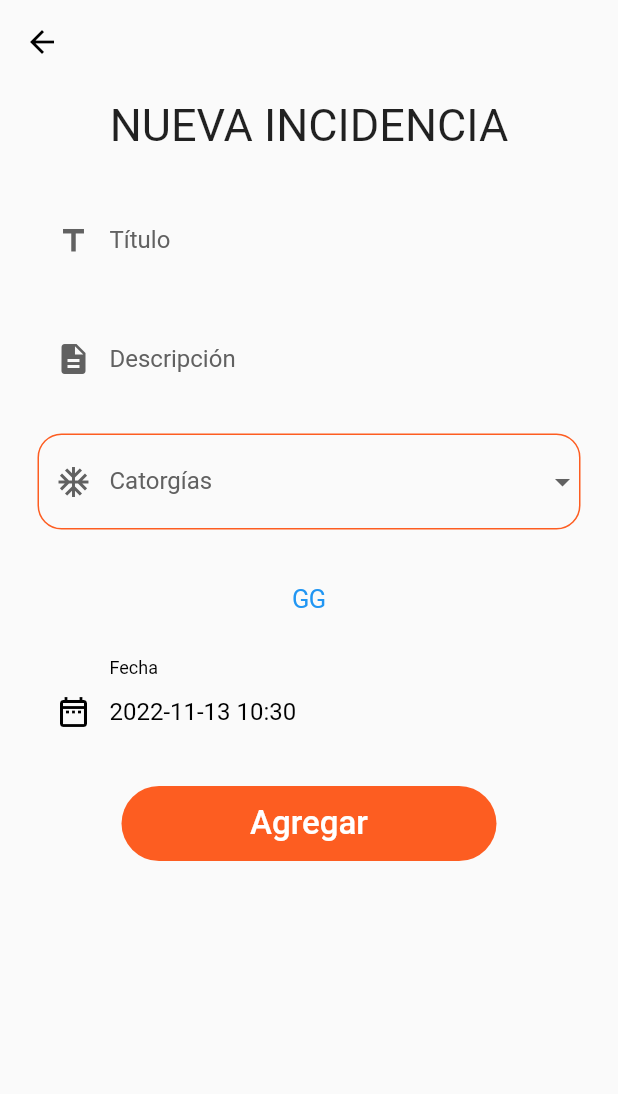
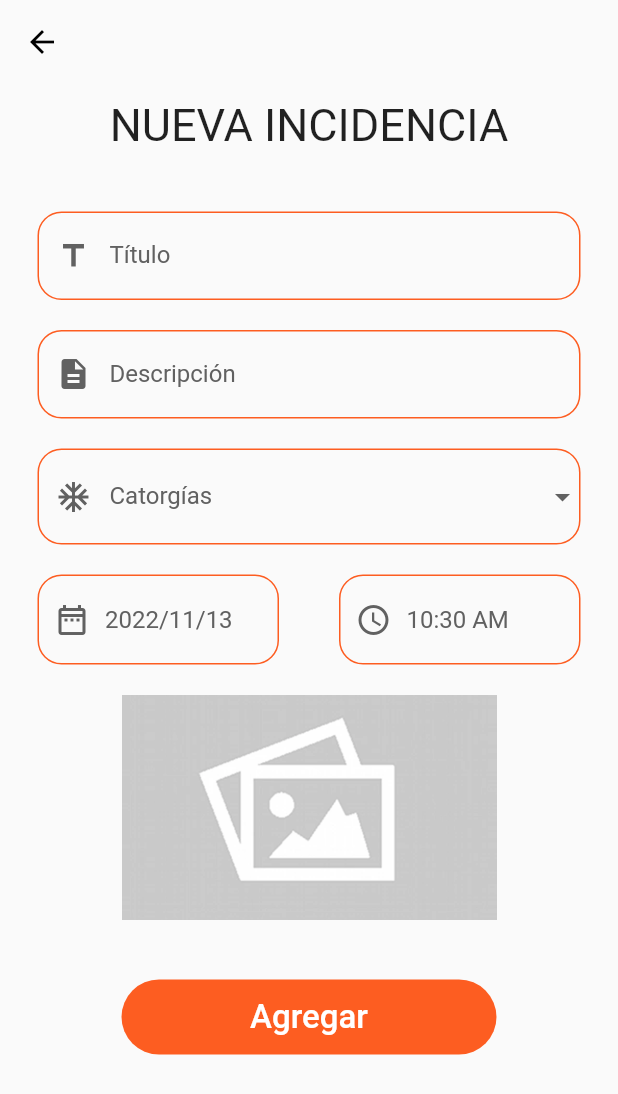
Before and after one commit to Bruno191927/owlGuardianApp, a Flutter app: the IncidencePage screen opened by its route, on a phone screen of 412 x 824 dp. Shown: the top 1094 px of the screen. Run offline on Flutter 3.47's test engine with Material 2 defaults, Android fonts, the phone set to English and light mode, and no system bars; our stand-ins replace after_layout, dio, flutter_cache_manager, flutter_secure_storage, geolocator, google_maps_flutter and 2 more; accounts and stored records are empty.

Commit message:
feat: IncidencePage
Se agregó los campos de fecha, de hora y de imagen

```diff
--- a/lib/presentation/core/shared_widgets/custom_datetimebutton_widget.dart
+++ b/lib/presentation/core/shared_widgets/custom_datetimebutton_widget.dart
@@ -1,72 +1,33 @@
 import 'package:flutter/material.dart';
 import 'package:hackathon_app/presentation/core/colors/app_colors.dart';
 
-class CustomDateTimeButton extends StatefulWidget {
-  final double margin;
-  final TextEditingController? controller;
-  final String? initialValue;
+class CustomDateTimeButton extends StatelessWidget {
+  final IconData icon;
   final String text;
   final VoidCallback? onTap;
   const CustomDateTimeButton(
-      {Key? key,
-      this.margin = 15.0,
-      this.controller,
-      this.initialValue,
-      this.text = "",
-      this.onTap})
+      {Key? key, this.icon = Icons.circle, this.text = "Fecha", this.onTap})
       : super(key: key);
 
   @override
-  State<CustomDateTimeButton> createState() => _CustomDateTimeButtonState();
+  Widget build(BuildContext context) {
+    return ClipRRect(
+        borderRadius: BorderRadius.circular(16.0),
+        child: InkWell(
+            child: Ink(
+                padding: const EdgeInsets.all(10.0),
+                decoration: BoxDecoration(
+                    border: Border.all(color: AppColors.orange),
+                    borderRadius: BorderRadius.circular(16.0)),
+                width: 120.0,
+                height: 60.0,
+                child: Row(children: [
+                  Icon(icon, color: AppColors.grey),
+                  const SizedBox(width: 10.0),
+                  Text(text,
+                      style: TextStyle(color: AppColors.grey, fontSize: 16.0))
+                ])),
+            onTap: onTap,
+            splashColor: AppColors.orange.withOpacity(0.3)));
+  }
 }
-
-class _CustomDateTimeButtonState extends State<CustomDateTimeButton> {
-  DateTime _datetime = DateTime.now();
-
-  @override
-  Widget build(BuildContext context) {
-    return Container(
-        margin: EdgeInsets.symmetric(horizontal: widget.margin),
-        child: TextFormField(
-          controller: widget.controller,
-          initialValue: widget.initialValue,
-          decoration: InputDecoration(
-            labelText: widget.text,
-            labelStyle: TextStyle(color: AppColors.grey),
-            prefixIcon: Icon(Icons.date_range_outlined, color: AppColors.grey),
-            errorBorder: OutlineInputBorder(
-                borderSide: BorderSide(color: AppColors.red),
-                borderRadius: BorderRadius.circular(16.0)),
-            focusedBorder: OutlineInputBorder(
-                borderSide: BorderSide(color: AppColors.orange),
-                borderRadius: BorderRadius.circular(16.0)),
-            enabledBorder: OutlineInputBorder(
-                borderSide: BorderSide(color: AppColors.orange),
-                borderRadius: BorderRadius.circular(16.0)),
-          ),
-          keyboardType: TextInputType.none,
-          style: TextStyle(color: AppColors.black),
-          onTap: widget.onTap,
-        ));
-  }
-
-  Future pickDateTime() async {
-    DateTime? date = await pickDate();
-    if (date == null) return;
-    // TimeOfDay? time = await pickTime();
-    // if (time == null) return;
-    // return DateTime(date.year, date.month, date.day, time.hour, time.minute);
-    return DateTime(date.year, date.month, date.day);
-    // setState(() => _datetime = dateTime);
-  }
-
-  Future<DateTime?> pickDate() => showDatePicker(
-      context: context,
-      initialDate: _datetime,
-      firstDate: DateTime(1900),
-      lastDate: DateTime(2100));
-
-  Future<TimeOfDay?> pickTime() => showTimePicker(
-      context: context,
-      initialTime: TimeOfDay(hour: _datetime.hour, minute: _datetime.minute));
-}
--- a/lib/presentation/core/shared_widgets/custom_elevatedbutton_widget.dart
+++ b/lib/presentation/core/shared_widgets/custom_elevatedbutton_widget.dart
@@ -1,5 +1,4 @@
 import 'package:flutter/material.dart';
-import 'package:hackathon_app/presentation/core/colors/app_colors.dart';
 
 class CustomElevatedButton extends StatelessWidget {
   final double width;
--- a/lib/presentation/core/shared_widgets/custom_textfieldform_widget.dart
+++ b/lib/presentation/core/shared_widgets/custom_textfieldform_widget.dart
@@ -13,6 +13,7 @@ class CustomTextFieldForm extends StatefulWidget {
   final Color textColor;
   final Color textFormColor;
   final Color borderColor;
+  final Color enabledBorderColor;
   final VoidCallback? onTap;
   final String? initialValue;
   const CustomTextFieldForm({
@@ -27,6 +28,7 @@ class CustomTextFieldForm extends StatefulWidget {
     this.textColor = Colors.white,
     this.textFormColor = Colors.white70,
     this.borderColor = Colors.cyanAccent,
+    this.enabledBorderColor = Colors.transparent,
     this.onTap,
     this.initialValue,
   }) : super(key: key);
@@ -36,7 +38,6 @@ class CustomTextFieldForm extends StatefulWidget {
 }
 
 class _CustomTextFieldFormState extends State<CustomTextFieldForm> {
-  DateTime _datetime = DateTime.now();
   bool _isPressed = true;
 
   @override
@@ -44,9 +45,7 @@ class _CustomTextFieldFormState extends State<CustomTextFieldForm> {
       margin: EdgeInsets.symmetric(horizontal: widget.margin),
       child: TextFormField(
         controller: widget.controller,
-        initialValue: widget.inputType.index == 4
-            ? "${_datetime.year}-${_datetime.month}-${_datetime.day} ${_datetime.hour}:${_datetime.minute}"
-            : widget.initialValue,
+        initialValue: widget.initialValue,
         decoration: InputDecoration(
             labelText: widget.text,
             labelStyle: TextStyle(color: widget.textFormColor),
@@ -72,13 +71,12 @@ class _CustomTextFieldFormState extends State<CustomTextFieldForm> {
                 borderSide: BorderSide(color: AppColors.red),
                 borderRadius: BorderRadius.circular(16.0)),
             enabledBorder: OutlineInputBorder(
-                borderSide: BorderSide(color: AppColors.transparent))),
-        keyboardType:
-            widget.inputType.index == 4 ? TextInputType.none : widget.inputType,
+                borderSide: BorderSide(color: widget.enabledBorderColor),
+                borderRadius: BorderRadius.circular(16.0))),
+        keyboardType: widget.inputType,
         style: TextStyle(color: widget.textColor),
         obscureText: widget.obscureText ? _isPressed : false,
-        onTap: () async =>
-            widget.inputType.index == 4 ? await pickDateTime() : widget.onTap,
+        onTap: () => widget.onTap,
         validator: (value) => _errorSelection(widget.inputType.index, value!),
       ));
 
@@ -91,24 +89,4 @@ class _CustomTextFieldFormState extends State<CustomTextFieldForm> {
     }
     if (input == 8) return MyValidators.validateFullName(text);
   }
-
-  Future pickDateTime() async {
-    DateTime? date = await pickDate();
-    if (date == null) return;
-    TimeOfDay? time = await pickTime();
-    if (time == null) return;
-    final dateTime =
-        DateTime(date.year, date.month, date.day, time.hour, time.minute);
-    setState(() => _datetime = dateTime);
-  }
-
-  Future<DateTime?> pickDate() => showDatePicker(
-      context: context,
-      initialDate: _datetime,
-      firstDate: DateTime(1900),
-      lastDate: DateTime(2100));
-
-  Future<TimeOfDay?> pickTime() => showTimePicker(
-      context: context,
-      initialTime: TimeOfDay(hour: _datetime.hour, minute: _datetime.minute));
 }
--- a/lib/presentation/views/pages/home/home_controller.dart
+++ b/lib/presentation/views/pages/home/home_controller.dart
@@ -4,7 +4,6 @@ import 'package:flutter/material.dart';
 import 'package:flutter/widgets.dart' show ChangeNotifier, Offset;
 import 'package:geolocator/geolocator.dart';
 import 'package:google_maps_flutter/google_maps_flutter.dart';
-import 'package:hackathon_app/presentation/core/colors/app_colors.dart';
 import 'package:hackathon_app/presentation/core/routes/image_to_bytes.dart';
 import 'package:hackathon_app/presentation/core/shared_widgets/modal_bottom_sheet_widget.dart';
 import 'package:hackathon_app/presentation/core/styles/map/map_styles.dart';
--- a/lib/presentation/views/pages/incidence/incidence_page.dart
+++ b/lib/presentation/views/pages/incidence/incidence_page.dart
@@ -1,4 +1,5 @@
-import 'package:flutter/cupertino.dart';
+import 'dart:io';
+
 import 'package:flutter/material.dart';
 import 'package:hackathon_app/presentation/core/colors/app_colors.dart';
 import 'package:hackathon_app/presentation/core/shared_widgets/custom_datetimebutton_widget.dart';
@@ -17,7 +18,9 @@ class IncidencePage extends StatefulWidget {
 
 class _IncidencePageState extends State<IncidencePage> {
   final IncidenceController _incidenceController = IncidenceController();
-  late DateTime _datetime;
+  File? _imageUrl;
+  late DateTime _currentDate;
+  late TimeOfDay _currentTime;
   final _categoryItems = [
     'Denuncia pública',
     'Disturbios',
@@ -29,12 +32,14 @@ class _IncidencePageState extends State<IncidencePage> {
   void initState() {
     super.initState();
     _incidenceController.init(context: context);
-    _datetime = DateTime.now();
+    _currentDate = DateTime.now();
+    _currentTime = TimeOfDay.now();
   }
 
   @override
   Widget build(BuildContext context) {
-    return Scaffold(
+    return WillPopScope(
+      child: Scaffold(
         appBar: AppBar(
             leading: BackButton(color: AppColors.black),
             elevation: 0,
@@ -46,17 +51,16 @@ class _IncidencePageState extends State<IncidencePage> {
               physics: const BouncingScrollPhysics(),
               child: Column(
                 children: [
-                const Text(
-                  "NUEVA INCIDENCIA",
-                  style: TextStyle(fontSize: 30.0),
-                ),
-                const SizedBox(height: 30.0),
+                  const Text("NUEVA INCIDENCIA",
+                      style: TextStyle(fontSize: 30.0)),
+                  const SizedBox(height: 40.0),
                   CustomTextFieldForm(
                     text: "Título",
                     icon: Icons.title_outlined,
                     textColor: AppColors.black,
                     textFormColor: AppColors.grey,
                     borderColor: AppColors.orange,
+                    enabledBorderColor: AppColors.orange,
                   ),
                   const SizedBox(height: 20.0),
                   CustomTextFieldForm(
@@ -65,43 +69,57 @@ class _IncidencePageState extends State<IncidencePage> {
                     textColor: AppColors.black,
                     textFormColor: AppColors.grey,
                     borderColor: AppColors.orange,
+                    enabledBorderColor: AppColors.orange,
                   ),
                   const SizedBox(height: 20.0),
                   CustomDropDownButton(
-                  items: _categoryItems,
-                  text: "Catorgías",
-                ),
+                      items: _categoryItems, text: "Catorgías"),
                   const SizedBox(height: 20.0),
-                /*CustomDateTimeButton(
-                    initialValue:
-                        "${_datetime.year}-${_datetime.month}-${_datetime.day}",
-                    text: "Fecha",
+                  Padding(
+                      padding: const EdgeInsets.symmetric(horizontal: 15.0),
+                      child: Row(
+                          mainAxisAlignment: MainAxisAlignment.center,
+                          children: [
+                            Expanded(
+                                child: CustomDateTimeButton(
+                                    icon: Icons.date_range_outlined,
+                                    text:
+                                        "${_currentDate.year}/${_currentDate.month}/${_currentDate.day}",
                                     onTap: () async {
-                      final _curreDateTime = await _incidenceController
-                          .pickDate(context, _datetime);
-                      setState(() => _datetime = _curreDateTime!);
-                    }),*/
-                CupertinoButton(child: Text('GG'), onPressed: () async{
-                  final time = await showDatePicker(
-                    context: context,
-                    initialDate: DateTime.now(),
-                    firstDate: DateTime(2010, 1, 1),
-                    lastDate: DateTime(2030, 1, 1),
-
-                  );
-
-                  print(time);
-                }),
+                                      final _newDate =
+                                          await _incidenceController.pickDate(
+                                              context, _currentDate);
+                                      setState(() => _currentDate = _newDate);
+                                    })),
+                            const SizedBox(width: 40.0),
+                            Expanded(
+                                child: CustomDateTimeButton(
+                                    icon: Icons.access_time_outlined,
+                                    text: _currentTime.format(context),
+                                    onTap: () async {
+                                      final _newTime =
+                                          await _incidenceController.pickTime(
+                                              context, _currentTime);
+                                      setState(() => _currentTime = _newTime);
+                                    }))
+                          ])),
                   const SizedBox(height: 20.0),
-                CustomTextFieldForm(
-                  text: "Fecha",
-                  icon: Icons.date_range_outlined,
-                  inputType: TextInputType.datetime,
-                  textColor: AppColors.black,
-                  textFormColor: AppColors.black,
-                  borderColor: AppColors.orange,
-                ),
-                const SizedBox(height: 20.0),
+                  Ink.image(
+                      image: _imageUrl != null
+                          ? FileImage(_imageUrl!) as ImageProvider
+                          : const AssetImage('assets/no_image.png'),
+                      fit: BoxFit.cover,
+                      width: 250.0,
+                      height: 150.0,
+                      child: InkWell(
+                          onTap: () async {
+                            final File? _newImageUrl =
+                                await _incidenceController.pickImge() ??
+                                    _imageUrl;
+                            setState(() => _imageUrl = _newImageUrl);
+                          },
+                          splashColor: AppColors.orange.withOpacity(0.3))),
+                  const SizedBox(height: 40.0),
                   CustomElevatedButton(
                     text: "Agregar",
                     onPressed: () {},
@@ -111,6 +129,9 @@ class _IncidencePageState extends State<IncidencePage> {
                 ],
               ),
             )),
+      ),
+      onWillPop: () async =>
+          await _incidenceController.showWarning(context) ?? false,
     );
   }
 }
--- a/pubspec.yaml
+++ b/pubspec.yaml
@@ -42,6 +42,7 @@ dependencies:
   dio: ^4.0.6
   flutter_secure_storage: ^5.0.2
   after_layout: ^1.1.0
+  image_picker: ^0.8.5+3
 dev_dependencies:
   flutter_test:
     sdk: flutter
```
Also changed, not shown: lib/presentation/views/pages/incidence/incidence_controller.dart (+48 -11 lines), assets/no_image.png (added), pubspec.lock, 1 other file. Lines whose indentation alone changed are shown as unchanged.
